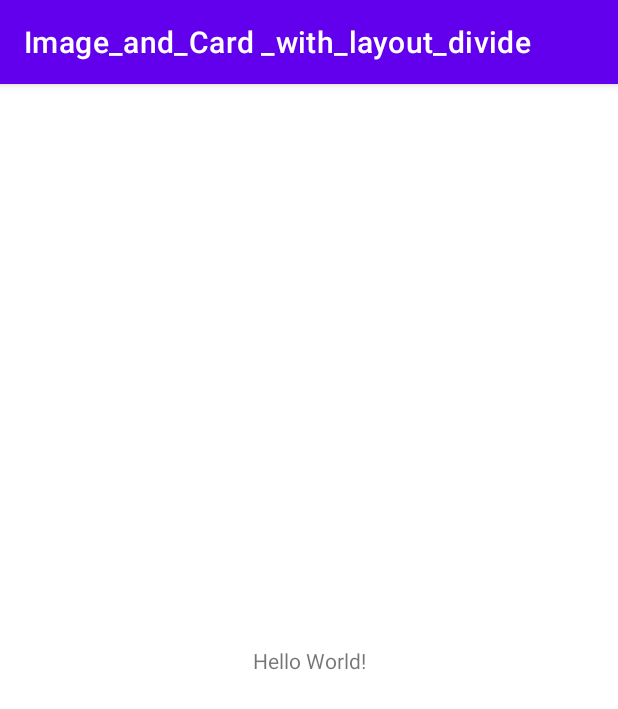
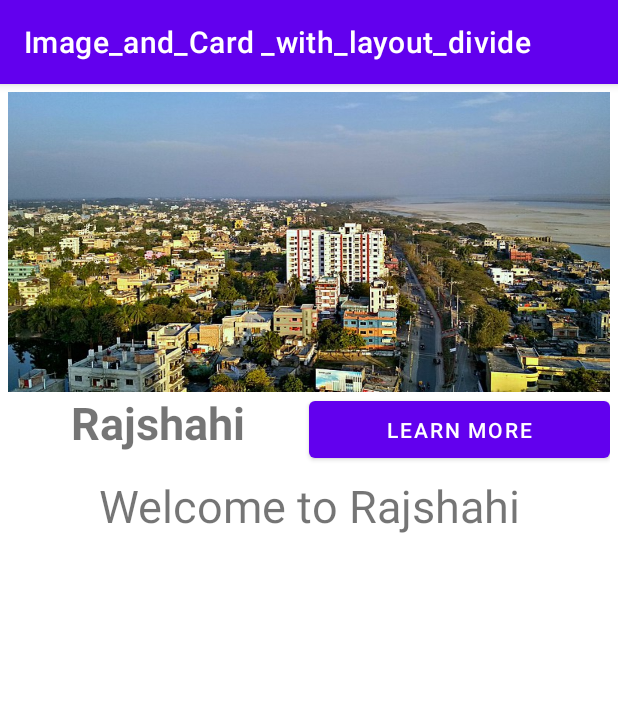
Before and after one commit to Saikot313/Image_and_Card-_with_layout_divide, an Android app: the screen it shows after launch (MainActivity), on a phone screen of 412 x 824 dp. Shown: the top 709 px of the screen. Run offline under Robolectric (Android 15) with nearby library versions, the phone set to English and light mode, and no system bars.

Commit message:
Final Commit

```diff
--- a/app/build.gradle
+++ b/app/build.gradle
@@ -5,12 +5,12 @@ plugins {
 
 android {
     namespace 'com.example.image_and_card_with_layout_divide'
-    compileSdk 32
+    compileSdk 33
 
     defaultConfig {
         applicationId "com.example.image_and_card_with_layout_divide"
         minSdk 21
-        targetSdk 32
+        targetSdk 33
         versionCode 1
         versionName "1.0"
 
--- a/app/src/main/java/com/example/image_and_card_with_layout_divide/MainActivity.kt
+++ b/app/src/main/java/com/example/image_and_card_with_layout_divide/MainActivity.kt
@@ -2,10 +2,26 @@ package com.example.image_and_card_with_layout_divide
 
 import androidx.appcompat.app.AppCompatActivity
 import android.os.Bundle
+import android.widget.Button
+import android.widget.TextView
 
 class MainActivity : AppCompatActivity() {
+    lateinit var btn:Button
+    lateinit var txv:TextView
+
     override fun onCreate(savedInstanceState: Bundle?) {
         super.onCreate(savedInstanceState)
         setContentView(R.layout.activity_main)
+
+        btn = findViewById(R.id.button)
+        txv = findViewById(R.id.tv)
+
+        btn.setOnClickListener {
+            txv.text = "The city of Rajshahi is the divisional headquarters of Rajshahi division as well as the administrative district that bears its name and " +
+                    "is one of the six metropolitan cities of Bangladesh. Often referred to as Silk City and Education City, Rajshahi is located at 24.40°N 88.50°E and " +
+                    "is situated on the northern banks " +
+                    "of the river Padma. It consists of nine Upazilas,14 Pourasavas and seventy one unions. Rajshahi was formerly known as Rampur Boalia."
+        }
+
     }
 }
--- a/app/src/main/res/layout/activity_main.xml
+++ b/app/src/main/res/layout/activity_main.xml
@@ -1,18 +1,67 @@
 <?xml version="1.0" encoding="utf-8"?>
-<androidx.constraintlayout.widget.ConstraintLayout xmlns:android="http://schemas.android.com/apk/res/android"
+<LinearLayout xmlns:android="http://schemas.android.com/apk/res/android"
     xmlns:app="http://schemas.android.com/apk/res-auto"
     xmlns:tools="http://schemas.android.com/tools"
     android:layout_width="match_parent"
+    android:orientation="vertical"
     android:layout_height="match_parent"
+
     tools:context=".MainActivity">
 
-    <TextView
-        android:layout_width="wrap_content"
-        android:layout_height="wrap_content"
-        android:text="Hello World!"
-        app:layout_constraintBottom_toBottomOf="parent"
-        app:layout_constraintEnd_toEndOf="parent"
-        app:layout_constraintStart_toStartOf="parent"
-        app:layout_constraintTop_toTopOf="parent" />
 
-</androidx.constraintlayout.widget.ConstraintLayout>
+
+    <LinearLayout
+        android:layout_width="match_parent"
+        android:layout_height="250dp"
+        android:orientation="vertical"
+        android:layout_margin="5dp">
+
+        <ImageView
+            android:layout_width="match_parent"
+            android:layout_height="200dp"
+            android:src="@drawable/rajshahi"
+            android:scaleType="fitXY" />
+
+        <LinearLayout
+            android:layout_width="match_parent"
+            android:layout_height="match_parent"
+            android:weightSum="2"
+            android:orientation="horizontal">
+
+            <TextView
+                android:layout_width="match_parent"
+                android:layout_height="match_parent"
+                android:layout_weight="1"
+                android:text="Rajshahi"
+                android:textAlignment="center"
+                android:textSize="30sp"
+                android:textStyle="bold"/>
+
+           <Button
+               android:id="@+id/button"
+               android:layout_weight="1"
+               android:layout_width="match_parent"
+               android:layout_height="match_parent"
+               android:text="Learn More"/>
+
+        </LinearLayout>
+    </LinearLayout>
+
+    <ScrollView
+        android:layout_width="match_parent"
+        android:layout_height="430dp">
+
+        <TextView
+            android:id="@+id/tv"
+            android:layout_width="match_parent"
+            android:layout_height="wrap_content"
+            android:text="Welcome to Rajshahi"
+            android:textAlignment="center"
+            android:textSize="30sp"/>
+
+    </ScrollView>
+
+
+
+
+</LinearLayout>
```
Also changed, not shown: app/src/main/res/drawable/rajshahi.jpg (added).
